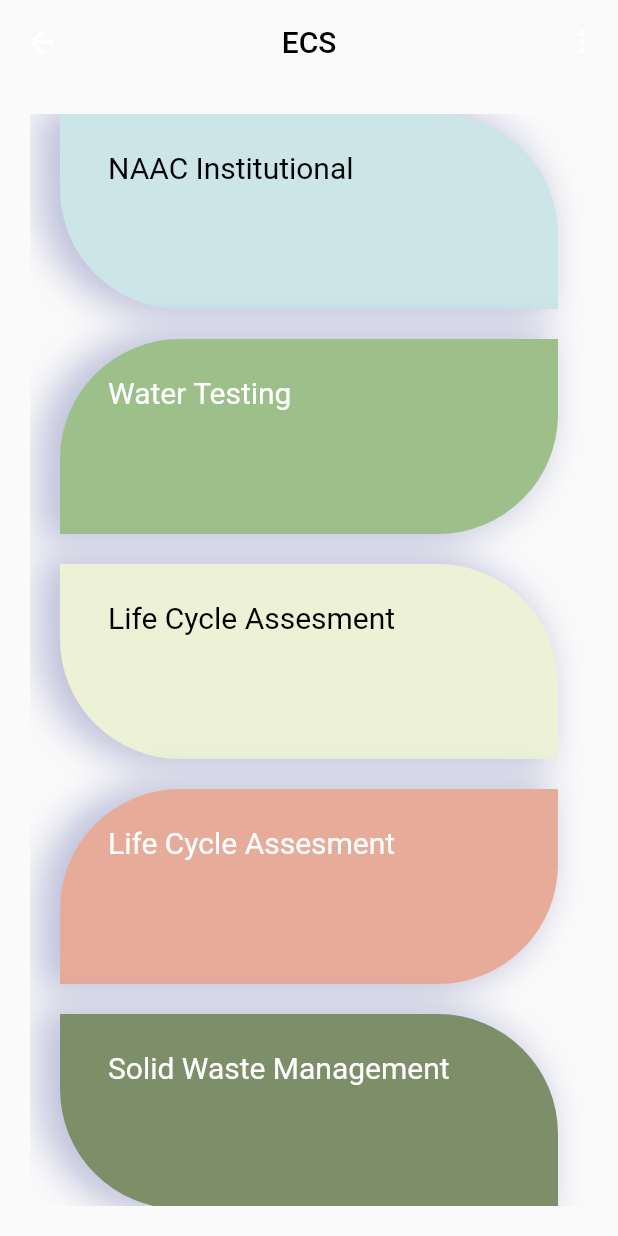
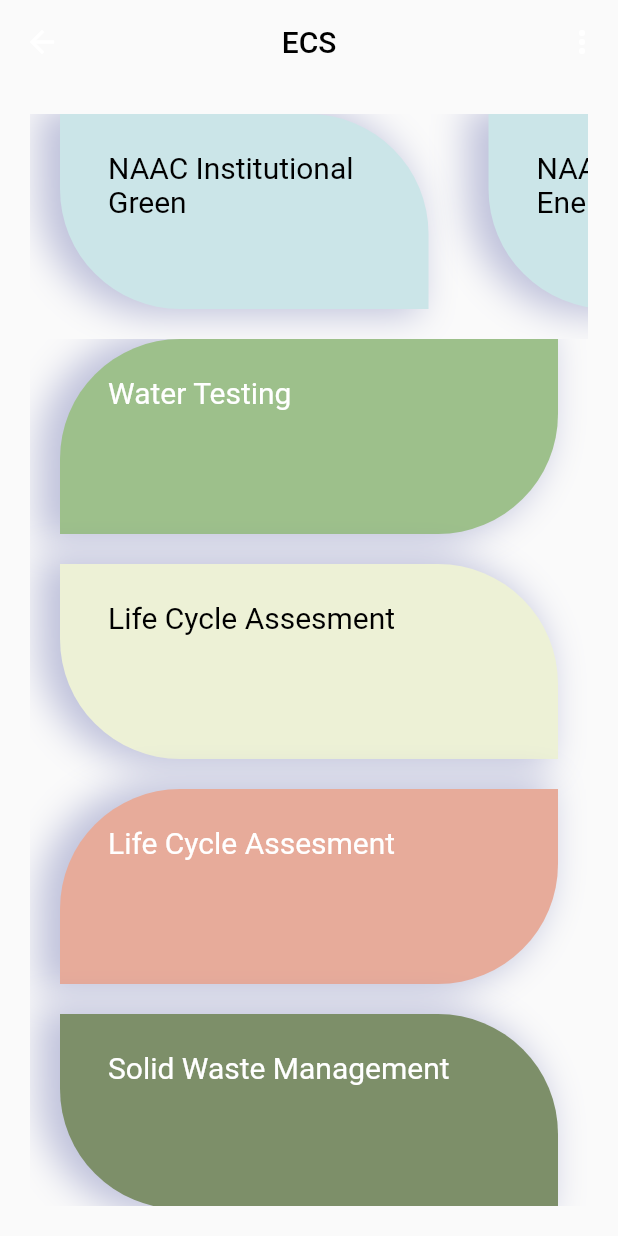
Before and after one commit to jsairaje/envirement_app, a Flutter app: the Environment screen opened by its route, on a phone screen of 412 x 824 dp. Run offline on Flutter 3.47's test engine with Material 2 defaults, Android fonts, the phone set to English and light mode, and no system bars.

Commit message:
adding all cards in sections

```diff
--- a/lib/Admin/admin.dart
+++ b/lib/Admin/admin.dart
@@ -1,15 +1,15 @@
 import 'package:flutter/material.dart';
-class Login extends StatefulWidget {
-  const Login({Key? key}) : super(key: key);
+class Addpeople extends StatefulWidget {
+  const Addpeople({Key? key}) : super(key: key);
 
   @override
-  State<Login> createState() => _LoginState();
+  State<Addpeople> createState() => _AddpeopleState();
 }
 
-class _LoginState extends State<Login> {
+class _AddpeopleState extends State<Addpeople> {
   @override
   Widget build(BuildContext context) {
-    return Scaffold(
+    return  Scaffold(
       body: SafeArea(
         child: SingleChildScrollView(
           child: Stack(
@@ -22,7 +22,7 @@ class _LoginState extends State<Login> {
                   children: [
                     Image.asset('assets/plants.png'),
                     SizedBox(height: 20,),
-                    Text("Login",
+                    Text("Add People",
                       style: TextStyle(
                         fontSize: 45,
                       ),
@@ -50,7 +50,7 @@ class _LoginState extends State<Login> {
                       height: 45,
                       child: ElevatedButton(
                         style: ElevatedButton.styleFrom(
-                          primary: Colors.brown.shade600,
+                          primary:Colors.white70.withOpacity(0.05),
                           shape: RoundedRectangleBorder(
                               borderRadius: BorderRadius.circular(10)
                           ),
@@ -60,7 +60,7 @@ class _LoginState extends State<Login> {
                           Navigator.pushNamed(context, 'envconst');
                         },
                         child: Text(
-                          "Login",
+                          "Add People",
                           style: TextStyle(
                             color: Colors.white,
                           ),
--- a/lib/environment.dart
+++ b/lib/environment.dart
@@ -37,9 +37,9 @@ class _EnvironmentState extends State<Environment> {
           margin: const EdgeInsets.all(20),
           child: Column(
             children: [
-
-              Expanded(
-                  child:ListView(
+                  SingleChildScrollView(
+                    scrollDirection: Axis.horizontal,
+                    child:Row(
                       children: [
                         InkWell(
                           onTap: (){},
@@ -80,12 +80,128 @@ class _EnvironmentState extends State<Environment> {
                                       fontSize: 20,
                                     ),
                                   )   ,
+                                  Text(
+                                    'Green',
+                                    style: TextStyle(
+                                      color: Colors.black,
+                                      fontSize: 20,
+                                    ),
+                                  ),
 
                                 ],
                               ),
                             ),
                           ),
                         ),
+                        InkWell(
+                          onTap: (){},
+                          child: Container(
+                            height: 150,
+                            padding: EdgeInsets.only(left: 20 ,right: 20 ,bottom: 20),
+                            child: Container(
+                              decoration: BoxDecoration(
+                                color: Color(0xffcbe5e8),
+                                borderRadius: const BorderRadius.only(
+                                  topRight: Radius.circular(80),
+                                  bottomLeft: Radius.circular(80),
+                                ),
+                                boxShadow: [
+                                  new BoxShadow(
+                                      color: Color(0xFf363f93).withOpacity(0.3),
+                                      offset: new Offset(-10, 0),
+                                      blurRadius: 20.0 ,
+                                      spreadRadius: 4.0
+                                  ),
+
+                                ],
+                              ),
+                              padding: const EdgeInsets.only(
+                                left: 32,
+                                right: 50,
+                                bottom: 50,
+                                top: 24,
+                              ),
+                              child: Column(
+                                crossAxisAlignment: CrossAxisAlignment.start,
+
+                                children: [
+                                  Text(
+                                    'NAAC Institutional',
+                                    style: TextStyle(
+                                      color: Colors.black,
+                                      fontSize: 20,
+                                    ),
+                                  )   ,
+                                  Text(
+                                    'Energy',
+                                    style: TextStyle(
+                                      color: Colors.black,
+                                      fontSize: 20,
+                                    ),
+                                  )   ,
+
+                                ],
+                              ),
+                            ),
+                          ),
+                        ),
+                        InkWell(
+                          onTap: (){},
+                          child: Container(
+                            height: 150,
+                            padding: EdgeInsets.only(left: 20 ,right: 20 ,bottom: 20),
+                            child: Container(
+                              decoration: BoxDecoration(
+                                color: Color(0xFfEDF1D6),
+                                borderRadius: const BorderRadius.only(
+                                  bottomLeft: Radius.circular(80),
+                                  topRight: Radius.circular(80),
+                                ),
+                                boxShadow: [
+                                  new BoxShadow(
+                                      color: Color(0xFf363f93).withOpacity(0.3),
+                                      offset: new Offset(-10, 0),
+                                      blurRadius: 20.0 ,
+                                      spreadRadius: 4.0
+                                  ),
+
+                                ],
+                              ),
+                              padding: const EdgeInsets.only(
+                                left: 32,
+                                right: 50,
+                                bottom: 50,
+                                top: 24,
+                              ),
+                              child: Column(
+                                crossAxisAlignment: CrossAxisAlignment.start,
+                                children: [
+                                  Text(
+                                    'Life Cycle Assesment',
+                                    style: TextStyle(
+                                      color: Colors.black,
+                                      fontSize: 20,
+                                    ),
+                                  )   ,
+                                  Text(
+                                    'Environment',
+                                    style: TextStyle(
+                                      color: Colors.black,
+                                      fontSize: 20,
+                                    ),
+                                  )   ,
+
+                                ],
+                              ),
+                            ),
+                          ),
+                        ),
+                      ],
+                    ),
+                  ),
+              Expanded(
+                  child:ListView(
+                    children: [
                       InkWell(
                         onTap: (){},
                         child: Container(
--- a/lib/login.dart
+++ b/lib/login.dart
@@ -57,7 +57,7 @@ class _LoginState extends State<Login> {
 
                     ),
                     onPressed: (){
-                      Navigator.pushNamed(context, 'envconst');
+                      Navigator.pushNamed(context, 'Addpeople');
                     },
                     child: Text(
                       "Login",
--- a/lib/main.dart
+++ b/lib/main.dart
@@ -6,6 +6,7 @@ import 'package:portfolio/login.dart';
 // import 'package:portfolio/signup.dart';
 import 'package:flutter/material.dart';
 import 'package:portfolio/thirdsection.dart';
+import 'package:portfolio/Admin/admin.dart';
 void main() {
   runApp(MaterialApp(
     debugShowCheckedModeBanner: false,
@@ -18,6 +19,7 @@ void main() {
       'env':(context)=>Environment(),
       'restore':(context)=>Restore(),
       'structure':(context)=>Structure(),
+      'Addpeople':(context)=>Addpeople(),
     },
   ));
 }
```
Lines whose indentation alone changed are shown as unchanged.
